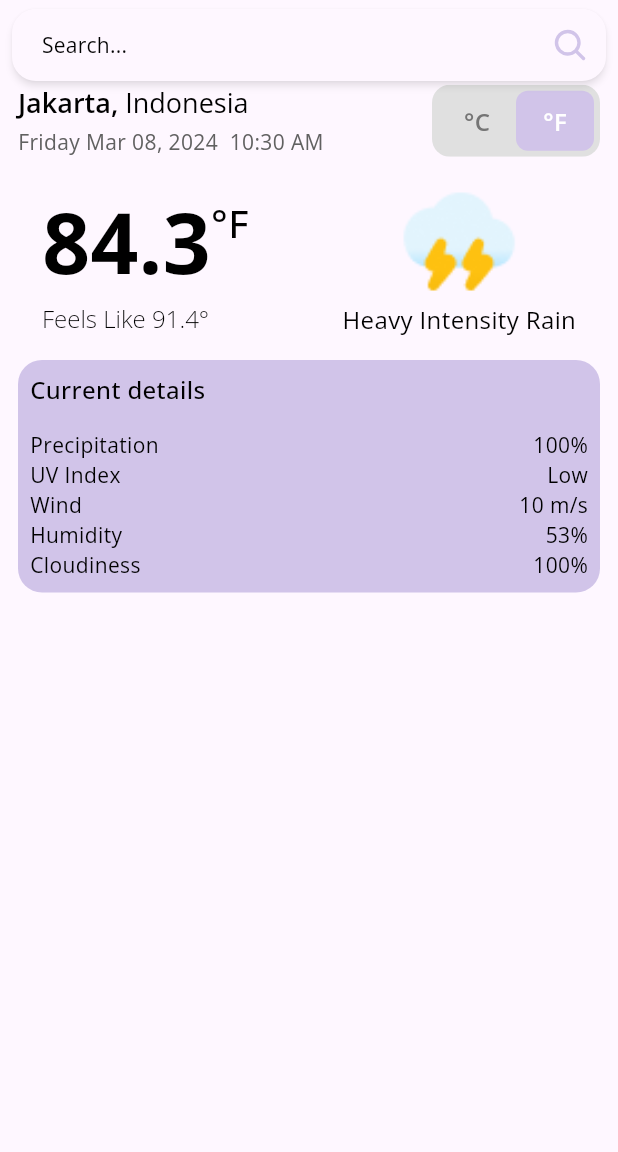
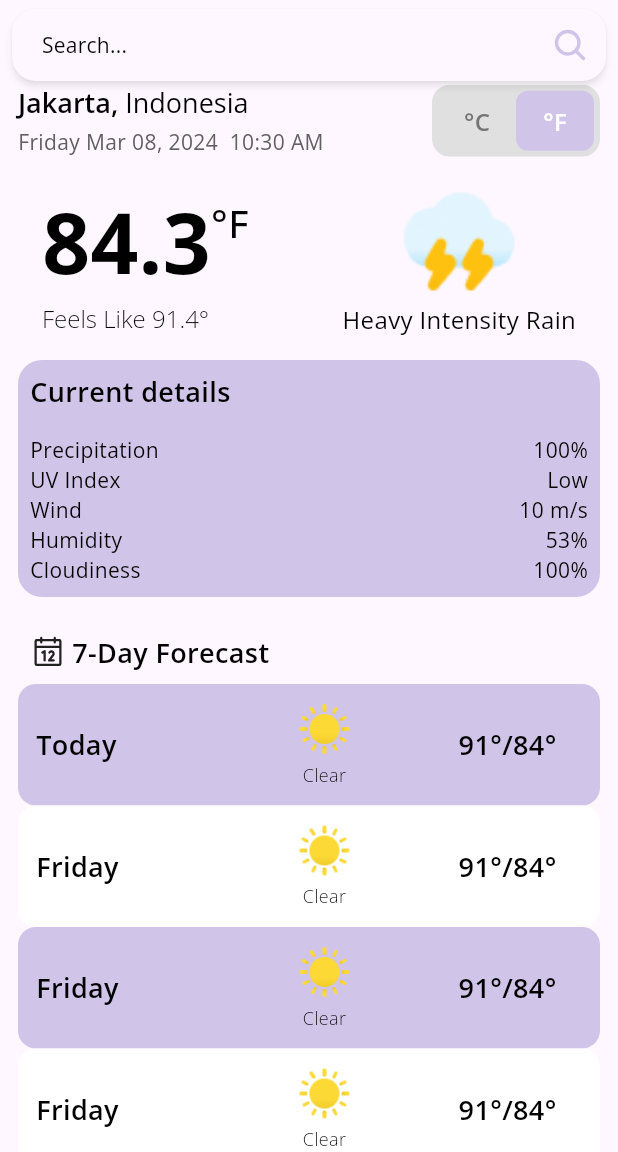
Before and after one commit to Rizqanmr/weather_app, a Flutter app: the screen it shows after launch, on a phone screen of 412 x 824 dp, the part 84-1236 px from its top. Run offline on Flutter 3.47's test engine with Material 3 defaults, Android fonts, the phone set to English and light mode, and no system bars; our stand-ins replace google_fonts, material_floating_search_bar_2, phosphor_flutter, shimmer.

Commit message:
create widget seven day forecast

```diff
--- a/lib/pages/homepage.dart
+++ b/lib/pages/homepage.dart
@@ -4,6 +4,7 @@ import 'package:weather_app/widgets/custom_searchbar.dart';
 
 import '../widgets/current_weather_detail.dart';
 import '../widgets/current_weather_info.dart';
+import '../widgets/seven_day_forecast.dart';
 import '../widgets/weather_info_header.dart';
 
 class Homepage extends StatefulWidget {
@@ -39,6 +40,7 @@ class _HomepageState extends State<Homepage> {
               const SizedBox(height: 16.0),
               CurrentWeatherDetail(),
               const SizedBox(height: 24.0),
+              SevenDayForecast(),
             ],
           ),
           CustomSearchBar(searchBarController: searchBarController)
--- a/lib/widgets/current_weather_detail.dart
+++ b/lib/widgets/current_weather_detail.dart
@@ -17,10 +17,7 @@ class CurrentWeatherDetail extends StatelessWidget {
       child: Column(
         crossAxisAlignment: CrossAxisAlignment.start,
         children: [
-          Text(
-            'Current details',
-            style: mediumText,
-          ),
+          Text('Current details', style: semiboldText,),
           const SizedBox(height: 16.0,),
           keyValue('Precipitation', '100%'),
           keyValue('UV Index', 'Low'),
--- /dev/null
+++ b/lib/widgets/seven_day_forecast.dart
@@ -0,0 +1,102 @@
+import 'package:flutter/material.dart';
+import 'package:intl/intl.dart';
+import 'package:phosphor_flutter/phosphor_flutter.dart';
+import 'package:weather_app/themes/colors.dart';
+import 'package:weather_app/utils/ext.dart';
+
+import '../themes/text_styles.dart';
+import '../utils/util.dart';
+import 'custom_shimmer.dart';
+
+class SevenDayForecast extends StatelessWidget {
+  SevenDayForecast({super.key});
+  bool isCelsius = false;
+  double tempMin = 29.03;
+  double tempMax = 32.98;
+
+  @override
+  Widget build(BuildContext context) {
+    return Column(
+      crossAxisAlignment: CrossAxisAlignment.start,
+      children: [
+        Padding(
+          padding: EdgeInsets.symmetric(horizontal: 8.0),
+          child: Row(
+            children: [
+              PhosphorIcon(PhosphorIconsRegular.calendar),
+              SizedBox(width: 4.0),
+              Text('7-Day Forecast', style: semiboldText,),
+              Spacer(),
+            ],
+          ),
+        ),
+        const SizedBox(height: 8.0),
+        ListView.builder(
+          shrinkWrap: true,
+          padding: EdgeInsets.zero,
+          physics: const NeverScrollableScrollPhysics(),
+          itemCount: 7,
+          itemBuilder: (context, index) {
+            return Material(
+              borderRadius: BorderRadius.circular(12.0),
+              color: index.isEven ? primaryPurple : Colors.white,
+              child: Padding(
+                padding: const EdgeInsets.all(12.0),
+                child: Row(
+                  mainAxisAlignment: MainAxisAlignment.spaceBetween,
+                  children: [
+                    SizedBox(
+                      width: MediaQuery.sizeOf(context).width / 4,
+                      child: FittedBox(
+                        alignment: Alignment.centerLeft,
+                        fit: BoxFit.scaleDown,
+                        child: Text(
+                          index == 0
+                              ? 'Today'
+                              : DateFormat('EEEE').format(DateTime.now()),
+                          style: semiboldText,
+                          maxLines: 1,
+                        ),
+                      ),
+                    ),
+                    Column(
+                      mainAxisAlignment: MainAxisAlignment.center,
+                      children: [
+                        SizedBox(
+                          height: 36.0,
+                          width: 36.0,
+                          child: Image.asset(
+                            getWeatherImage('clear'),
+                            fit: BoxFit.cover,
+                          ),
+                        ),
+                        const SizedBox(height: 4.0),
+                        Text(
+                          'Clear',
+                          style: lightText,
+                        ),
+                      ],
+                    ),
+                    SizedBox(
+                      width: MediaQuery.sizeOf(context).width / 5,
+                      child: FittedBox(
+                        alignment: Alignment.centerLeft,
+                        fit: BoxFit.scaleDown,
+                        child: Text(
+                          isCelsius
+                              ? '${tempMax.toStringAsFixed(0)}°/${tempMin.toStringAsFixed(0)}°'
+                              : '${tempMax.toFahrenheit().toStringAsFixed(0)}°/${tempMin.toFahrenheit().toStringAsFixed(0)}°',
+                          style: semiboldText,
+                        ),
+                      ),
+                    ),
+                  ],
+                ),
+              ),
+            );
+          },
+        ),
+      ],
+    );
+  }
+}
```
